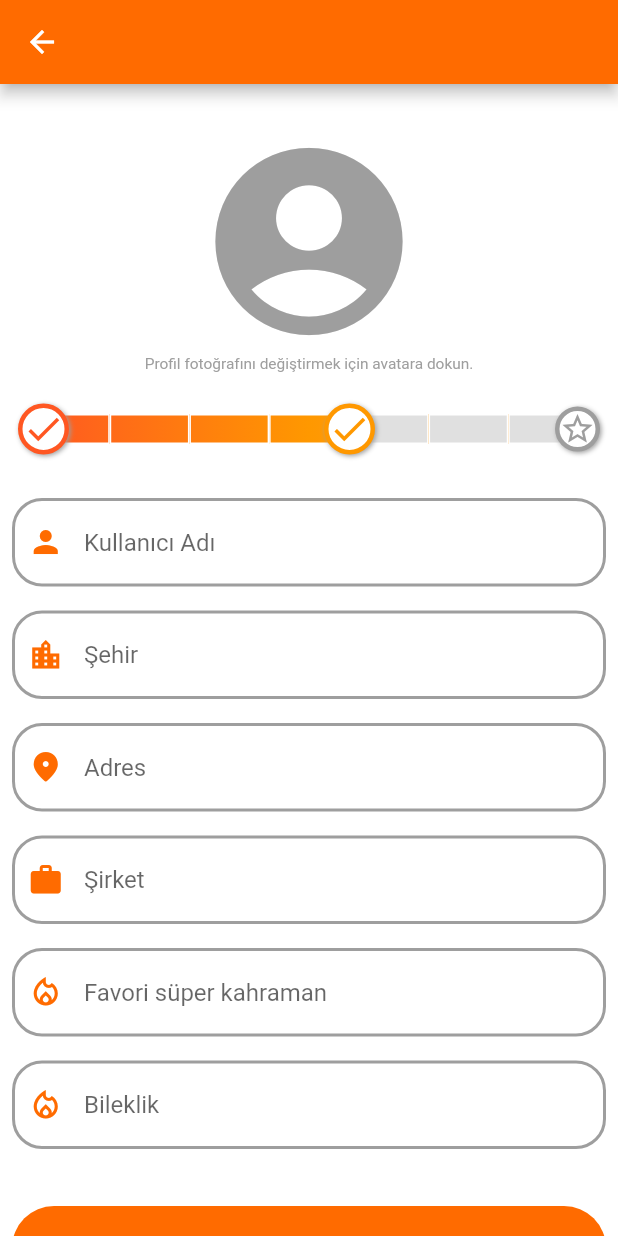
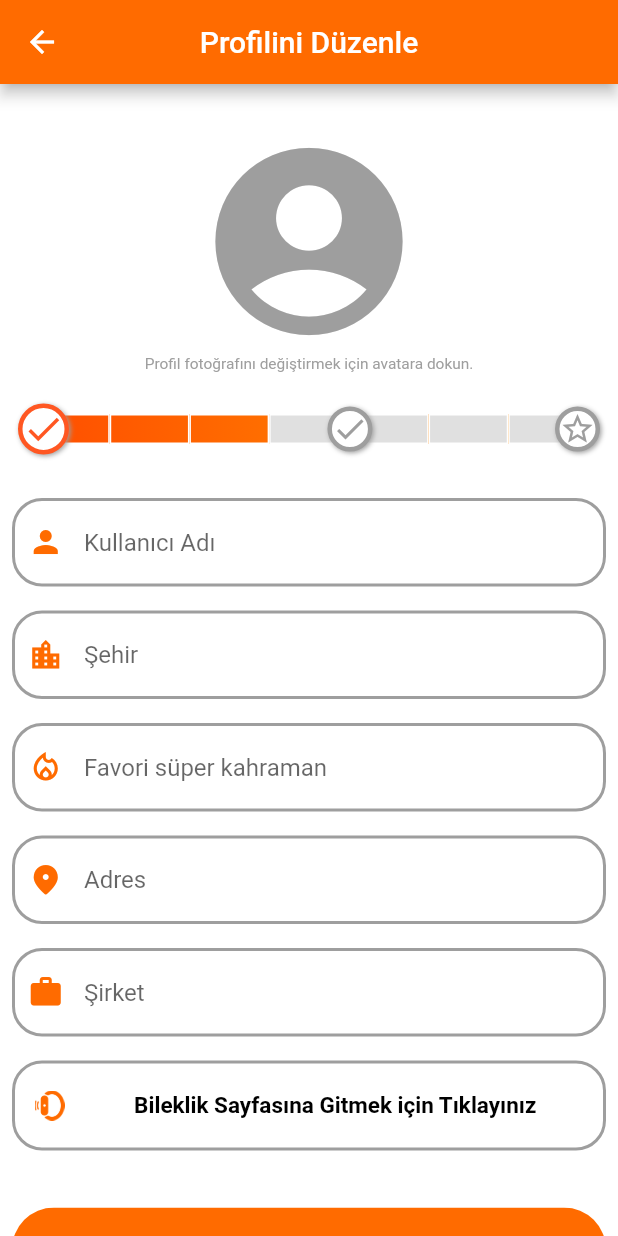
Before and after one commit to fatihozkan-github/WeApp, a Flutter app: the EditProfile screen opened directly, on a phone screen of 412 x 824 dp. Run offline on Flutter 3.47's test engine with Material 2 defaults, Android fonts, the phone set to English and light mode, and no system bars; drawn by our look-alikes of confetti; our stand-ins replace after_layout, bubble, carousel_slider, cloud_firestore, convex_bottom_bar, double_back_to_close and 21 more; missing offline and left inert: cloud_firestore_web, firebase_auth_web, firebase_core_web, firebase_storage_web, google_sign_in_web, nice_button and 3 more; accounts and stored records are empty; generated files the repository leaves out were written again; project files that could hold a hidden picture were left out.

Commit message:
• fixes

```diff
--- a/lib/Resources/components/progress_bar.dart
+++ b/lib/Resources/components/progress_bar.dart
@@ -31,9 +31,7 @@
           Padding(
             padding: const EdgeInsets.all(8.0),
             child: Container(
-              decoration: BoxDecoration(
-                gradient: gradient ?? const LinearGradient(colors: [Colors.deepOrange, Color(0xFFff9800), Colors.orangeAccent]),
-              ),
+              decoration: BoxDecoration(gradient: gradient ?? LinearGradient(colors: [Color(0xFFff4d00), Color(0xFFff9a00)])),
               child: Row(
                 mainAxisSize: MainAxisSize.min,
                 children: [
@@ -80,8 +78,8 @@
         duration: const Duration(milliseconds: 700),
         curve: Curves.fastOutSlowIn,
         foregroundDecoration: BoxDecoration(
-          color: selected ? Colors.transparent : Colors.grey[300], border: Border.all(color: Colors.white),
-          // borderRadius: BorderRadius.circular(5),
+          color: selected ? Colors.transparent : Colors.grey[300],
+          border: Border.all(color: Colors.white),
         ),
       ),
     );
--- a/lib/Screens/ProfileDrawer/Profile/edit_profile.dart
+++ b/lib/Screens/ProfileDrawer/Profile/edit_profile.dart
@@ -3,9 +3,10 @@
 import 'package:WE/Resources/components/progress_bar.dart';
 import 'package:WE/Resources/components/rounded_button.dart';
 import 'package:WE/Resources/components/rounded_input_field.dart';
+import 'package:WE/Resources/components/unFocuser.dart';
 import 'package:WE/Resources/components/we_spin_kit.dart';
 import 'package:WE/Resources/constants.dart';
-import 'package:WE/Screens/BottomNavigation/bottom_navigation.dart';
+import 'package:WE/Screens/BottomNavigation/QR/bracelet_page.dart';
 import 'package:WE/Services/service_user.dart';
 import 'package:WE/Services/user_service.dart';
 import 'package:cloud_firestore/cloud_firestore.dart';
@@ -41,11 +42,10 @@
 
   Future<Widget> getData() async {
     snapshot = await users.doc(firebaseUser.uid).get();
+    setState(() => data = snapshot.data());
     print(snapshot.data());
-    setState(() => data = snapshot.data());
-    print(data["name"]);
     if (data["name"] != null) _currentProgress++;
-    if (data["city"] != null) _currentProgress++;
+    if (data["city"].toString().isNotEmpty) _currentProgress++;
     if (data["address"] != null) _currentProgress++;
     if (data["superhero"] != null) _currentProgress++;
   }
@@ -54,9 +54,11 @@
   Widget build(BuildContext context) {
     final width = MediaQuery.of(context).size.width;
     return snapshot != null
-        ? Scaffold(
+        ? UnFocuser(
+            child: Scaffold(
               backgroundColor: Colors.white,
-            appBar: AppBar(backgroundColor: kPrimaryColor),
+              resizeToAvoidBottomInset: false,
+              appBar: AppBar(backgroundColor: kPrimaryColor, title: Text('Profilini Düzenle'), centerTitle: true),
               body: Form(
                 key: _formKey,
                 child: ListView(
@@ -90,14 +92,22 @@
                     SizedBox(height: 20),
                     RoundedInputField(
                       hintText: "Kullanıcı Adı",
-                    onChanged: (value) => setState(() => _username = value.trim()),
+                      onChanged: (value) => _username = value.trim(),
                       initialValue: data["name"],
+                      validator: (value) {},
                     ),
                     RoundedInputField(
                       hintText: "Şehir",
                       icon: Icons.location_city_outlined,
                       onChanged: (value) => _city = value.trim(),
                       initialValue: data["city"],
+                    ),
+                    RoundedInputField(
+                      hintText: "Favori süper kahraman",
+                      icon: Icons.local_fire_department_outlined,
+                      onChanged: (value) => _superhero = value.trim(),
+                      initialValue: data["superhero"],
+                      validator: (value) {},
                     ),
                     RoundedInputField(
                       hintText: "Adres",
@@ -113,41 +123,108 @@
                       initialValue: data["company"],
                       validator: (value) {},
                     ),
-                  RoundedInputField(
-                    hintText: "Favori süper kahraman",
-                    icon: Icons.local_fire_department_outlined,
-                    onChanged: (value) => _superhero = value.trim(),
-                    initialValue: data["superhero"],
+                    Container(
+                      height: 60.0,
+                      margin: EdgeInsets.symmetric(vertical: 8.0),
+                      decoration: BoxDecoration(
+                        border: Border.all(color: Colors.grey, width: 2.0),
+                        borderRadius: BorderRadius.circular(20.0),
                       ),
-                  RoundedInputField(
-                    hintText: "Bileklik",
-                    icon: Icons.local_fire_department_outlined,
-                    onChanged: (value) => _bracelet = value.trim(),
-                    textInputAction: TextInputAction.done,
-                    validator: (value) {},
+                      child: TextButton(
+                        onPressed: () => Navigator.push(context, MaterialPageRoute(builder: (context) => BraceletPage())),
+                        child: Row(
+                          children: [
+                            SizedBox(width: 5),
+                            Container(width: 20, child: Image.asset("assets/Icons/bracelet.png", color: kPrimaryColor)),
+                            SizedBox(width: 10),
+                            Expanded(
+                              child: Text(
+                                "Bileklik Sayfasına Gitmek için Tıklayınız",
+                                textAlign: TextAlign.center,
+                                style: TextStyle(color: Colors.black, fontSize: 15, fontWeight: FontWeight.bold),
+                                overflow: TextOverflow.ellipsis,
+                              ),
+                            ),
+                          ],
+                        ),
+                      ),
                     ),
                     SizedBox(height: 20),
                     RoundedButton(
                       text: "KAYDET",
                       onPressed: () async {
-                      _formKey.currentState.validate();
-
-                      /// TODO: Update user.
-                      await brewCollection.doc(currentUid).update({
-                        "name": _username,
-                        "city": _city,
-                        // "adress": _address,
-                        // "company": _company,
-                        "superhero": _superhero,
-                      });
-                      setState(() => Navigator.pop(context));
+                        if (_formKey.currentState.validate()) {
+                          await _adjustProgressBar();
+                        }
+                        setState(() {});
                       },
                     ),
+                    SizedBox(height: 20),
                   ],
+                ),
               ),
             ),
           )
         : WESpinKit();
+  }
+
+  /// • Adjusts progress bar and updates user.
+  _adjustProgressBar() async {
+    /// TODO: Update user.
+    if (_username != null && _username != data["name"]) {
+      print('ch1');
+      setState(() {
+        if (_currentProgress < 7 && data["name"].toString().isEmpty) _currentProgress++;
+        if (_currentProgress < 7 && data["name"].toString().isNotEmpty && _username.isEmpty) _currentProgress--;
+      });
+      await brewCollection.doc(currentUid).update({
+        "name": _username,
+      });
+    }
+
+    if (_city != null && _city != data["city"]) {
+      print('ch2');
+      setState(() {
+        if (_currentProgress < 7 && data["city"].toString().isEmpty) _currentProgress++;
+        if (_currentProgress < 7 && data["city"].toString().isNotEmpty && _city.isEmpty) _currentProgress--;
+      });
+      await brewCollection.doc(currentUid).update({
+        "city": _city,
+      });
+    }
+
+    if (_superhero != null && _superhero != data["superhero"]) {
+      print('ch3');
+      setState(() {
+        if (_currentProgress < 7 && data["superhero"].toString().isEmpty) _currentProgress++;
+        if (_currentProgress < 7 && data["superhero"].toString().isNotEmpty && _superhero.isEmpty) _currentProgress--;
+      });
+      await brewCollection.doc(currentUid).update({
+        "superhero": _superhero,
+      });
+    }
+  }
+}
+
+// RoundedInputField(
+//   hintText: "Bileklik",
+//   icon: Icons.local_fire_department_outlined,
+//   onChanged: (value) => _bracelet = value.trim(),
+//   textInputAction: TextInputAction.done,
+//   validator: (value) {},
+// ),
+///
+// await brewCollection.doc(currentUid).update({
+//                       //   "name": _username,
+//                       //   "city": _city,
+//                       //   // "adress": _address,
+//                       //   // "company": _company,
+//                       //   "superhero": _superhero,
+//                       // });
+//                       ///
+//                       // setState(() => Navigator.pop(context));
+
+/// OLD
 //   FutureBuilder<DocumentSnapshot>(
 //   future: users.doc(firebaseUser.uid).get(),
 //   builder: (BuildContext context, AsyncSnapshot<DocumentSnapshot> snapshot) {
@@ -161,9 +238,7 @@
 //     return Center(child: CircularProgressIndicator());
 //   },
 // );
-  }
-
-  /// Olds
+/// Old
 // _getBody(data, context, size) => Scaffold(
 //       body: Padding(
 //         padding: const EdgeInsets.all(16.0),
@@ -258,4 +333,3 @@
 //         ),
 //       ),
 //     );
-}
--- a/lib/Screens/ProfileDrawer/Profile/profile_page.dart
+++ b/lib/Screens/ProfileDrawer/Profile/profile_page.dart
@@ -93,7 +93,7 @@
                   Column(
                     crossAxisAlignment: CrossAxisAlignment.start,
                     children: <Widget>[
-                      Text(data["name"] ?? 'İsim Girilmedi!',
+                      Text(data["name"].toString().trim().isEmpty ? 'İsim Girilmedi!' : data["name"],
                           style: TextStyle(color: Colors.black, fontSize: 20, fontWeight: FontWeight.bold)),
                       SizedBox(height: 10),
                       Row(
@@ -103,7 +103,7 @@
                           SizedBox(
                             width: MediaQuery.of(context).size.width / 3,
                             child: Text(
-                              data["superhero"] ?? 'Kahraman İsmi Girilmedi!',
+                              data["superhero"].toString().trim().isEmpty ? 'Kahraman İsmi Girilmedi!' : data["superhero"],
                               style: TextStyle(color: Colors.black, fontSize: 15),
                               softWrap: true,
                               overflow: TextOverflow.ellipsis,
--- a/lib/Screens/ProfileDrawer/profile_drawer.dart
+++ b/lib/Screens/ProfileDrawer/profile_drawer.dart
@@ -131,8 +131,10 @@
           children: <Widget>[
             UserAccountsDrawerHeader(
               decoration: BoxDecoration(color: kPrimaryColor),
-              accountName: Text(data["superhero"] ?? 'Kahraman İsmi Girilmedi!', style: TextStyle(color: kThirdColor)),
-              accountEmail: Text(data["name"] ?? 'İsim Girilmedi!', style: TextStyle(color: kThirdColor)),
+              accountName: Text(data["superhero"].toString().trim().isEmpty ? 'Kahraman İsmi Girilmedi!' : data["superhero"],
+                  style: TextStyle(color: kThirdColor)),
+              accountEmail: Text(data["name"].toString().trim().isEmpty ? 'İsim Girilmedi!' : data["name"],
+                  style: TextStyle(color: kThirdColor)),
               currentAccountPicture: GestureDetector(
                 onTap: () => Navigator.push(context, MaterialPageRoute(builder: (context) => ProfilePage())),
                 child: data["avatar"] != null
```
Also changed, not shown: 1 other file. Lines whose indentation alone changed are shown as unchanged.
